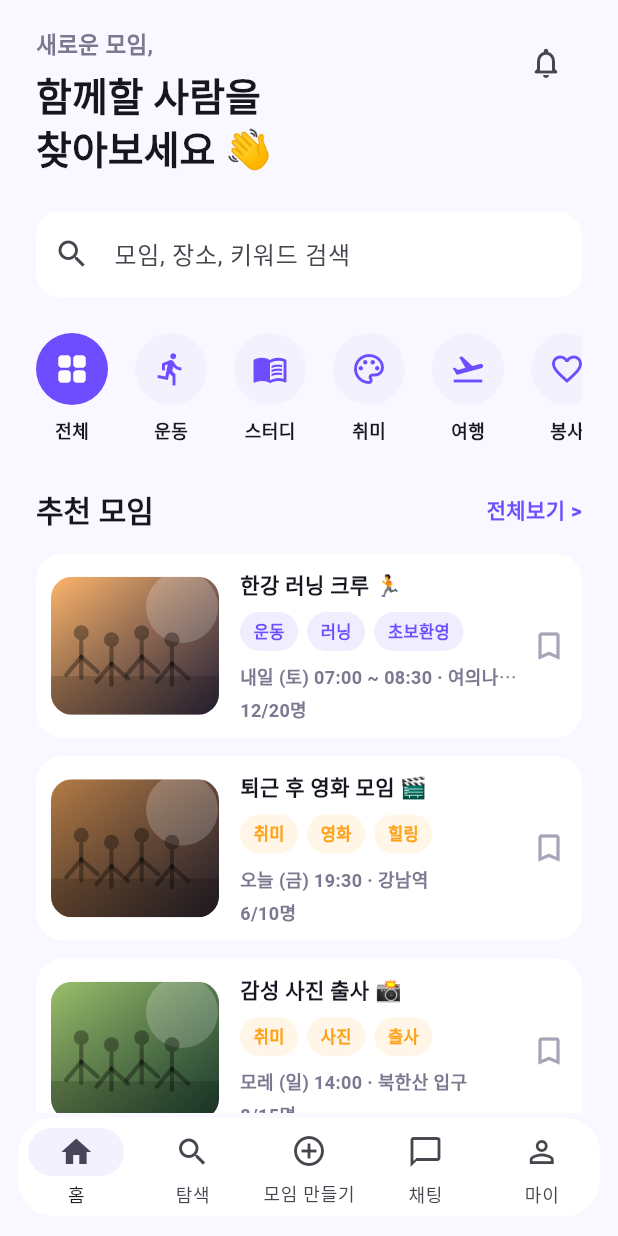
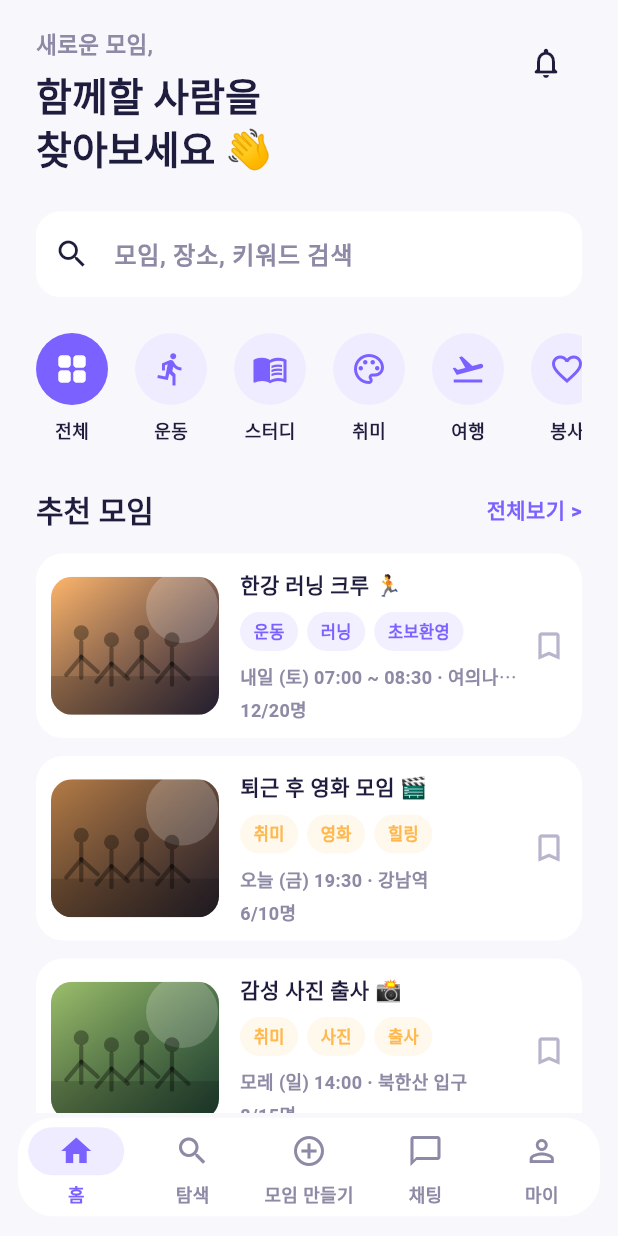
Before and after one commit to taemin3/meetple-app, a Flutter app: the screen it shows after launch, on a phone screen of 412 x 824 dp. Run offline on Flutter 3.47's test engine with Material 3 defaults, Android fonts, the phone set to English and light mode, and no system bars; Roboto replaces fonts that are missing (Pretendard).

Commit message:
feat: 앱 테마 기본 세팅 추가

```diff
--- a/lib/core/theme/app_colors.dart
+++ b/lib/core/theme/app_colors.dart
@@ -3,18 +3,26 @@
 class AppColors {
   const AppColors._();
 
-  static const canvas = Color(0xFFF9F7FF);
+  static const primary = Color(0xFF7B61FF);
+  static const secondary = Color(0xFFA78BFA);
+  static const accent = Color(0xFFF78BC7);
+
+  static const canvas = Color(0xFFF8F7FC);
   static const surface = Color(0xFFFFFFFF);
-  static const softSurface = Color(0xFFF4F1FF);
-  static const ink = Color(0xFF17151F);
-  static const muted = Color(0xFF7B7890);
-  static const subtle = Color(0xFFA8A4B7);
-  static const line = Color(0xFFE9E5F4);
-  static const primary = Color(0xFF6D4DFF);
-  static const primaryDark = Color(0xFF5735E8);
-  static const violet = Color(0xFF8B5CF6);
-  static const blue = Color(0xFF5D7BFF);
-  static const mint = Color(0xFF23C99A);
-  static const orange = Color(0xFFFFA21A);
-  static const pink = Color(0xFFFF7AA7);
+  static const softSurface = Color(0xFFF0ECFF);
+  static const ink = Color(0xFF1F1D3D);
+  static const muted = Color(0xFF8C8AA5);
+  static const subtle = Color(0xFFB7B4CC);
+  static const line = Color(0xFFE7E3F2);
+
+  static const success = Color(0xFF6DDC91);
+  static const warning = Color(0xFFFFB84D);
+  static const error = Color(0xFFFF6B81);
+
+  static const primaryDark = Color(0xFF624BE8);
+  static const violet = secondary;
+  static const blue = secondary;
+  static const mint = success;
+  static const orange = warning;
+  static const pink = accent;
 }
--- a/lib/core/theme/app_theme.dart
+++ b/lib/core/theme/app_theme.dart
@@ -5,14 +5,36 @@
 class AppTheme {
   const AppTheme._();
 
+  static const fontFamily = 'Pretendard';
+
   static ThemeData light() {
     return ThemeData(
       useMaterial3: true,
-      colorScheme: ColorScheme.fromSeed(
-        seedColor: AppColors.primary,
-        brightness: Brightness.light,
+      fontFamily: fontFamily,
+      colorScheme: const ColorScheme.light(
+        primary: AppColors.primary,
+        onPrimary: Colors.white,
+        primaryContainer: AppColors.softSurface,
+        onPrimaryContainer: AppColors.ink,
+        secondary: AppColors.secondary,
+        onSecondary: Colors.white,
+        secondaryContainer: AppColors.softSurface,
+        onSecondaryContainer: AppColors.ink,
+        tertiary: AppColors.accent,
+        onTertiary: Colors.white,
+        error: AppColors.error,
+        onError: Colors.white,
+        surface: AppColors.surface,
+        onSurface: AppColors.ink,
+        outline: AppColors.line,
+        outlineVariant: AppColors.line,
       ),
       scaffoldBackgroundColor: AppColors.canvas,
+      textTheme: ThemeData.light().textTheme.apply(
+            fontFamily: fontFamily,
+            bodyColor: AppColors.ink,
+            displayColor: AppColors.ink,
+          ),
       appBarTheme: const AppBarTheme(
         centerTitle: false,
         backgroundColor: AppColors.canvas,
@@ -20,8 +42,29 @@
         elevation: 0,
         surfaceTintColor: Colors.transparent,
       ),
+      navigationBarTheme: NavigationBarThemeData(
+        backgroundColor: AppColors.surface,
+        indicatorColor: AppColors.softSurface,
+        surfaceTintColor: Colors.transparent,
+        labelTextStyle: WidgetStateProperty.resolveWith((states) {
+          final selected = states.contains(WidgetState.selected);
+
+          return TextStyle(
+            color: selected ? AppColors.primary : AppColors.muted,
+            fontSize: 12,
+            fontWeight: selected ? FontWeight.w800 : FontWeight.w700,
+          );
+        }),
+        iconTheme: WidgetStateProperty.resolveWith((states) {
+          final selected = states.contains(WidgetState.selected);
+
+          return IconThemeData(
+            color: selected ? AppColors.primary : AppColors.muted,
+          );
+        }),
+      ),
       cardTheme: CardTheme(
-        color: Colors.white,
+        color: AppColors.surface,
         elevation: 0,
         margin: EdgeInsets.zero,
         shape: RoundedRectangleBorder(
@@ -31,10 +74,14 @@
       ),
       inputDecorationTheme: InputDecorationTheme(
         filled: true,
-        fillColor: Colors.white,
+        fillColor: AppColors.surface,
         contentPadding: const EdgeInsets.symmetric(
           horizontal: 18,
           vertical: 16,
+        ),
+        hintStyle: const TextStyle(
+          color: AppColors.muted,
+          fontWeight: FontWeight.w600,
         ),
         border: OutlineInputBorder(
           borderRadius: BorderRadius.circular(18),
@@ -52,6 +99,7 @@
           ),
         ),
       ),
+      iconTheme: const IconThemeData(color: AppColors.ink),
       filledButtonTheme: FilledButtonThemeData(
         style: FilledButton.styleFrom(
           backgroundColor: AppColors.primary,
@@ -63,6 +111,20 @@
           textStyle: const TextStyle(fontWeight: FontWeight.w800),
         ),
       ),
+      textButtonTheme: TextButtonThemeData(
+        style: TextButton.styleFrom(
+          foregroundColor: AppColors.primary,
+          textStyle: const TextStyle(fontWeight: FontWeight.w800),
+        ),
+      ),
+      floatingActionButtonTheme: const FloatingActionButtonThemeData(
+        backgroundColor: AppColors.primary,
+        foregroundColor: Colors.white,
+      ),
+      dividerTheme: const DividerThemeData(
+        color: AppColors.line,
+        thickness: 1,
+      ),
     );
   }
 }
--- a/lib/widgets/primary_gradient_button.dart
+++ b/lib/widgets/primary_gradient_button.dart
@@ -19,7 +19,7 @@
     return DecoratedBox(
       decoration: BoxDecoration(
         gradient: const LinearGradient(
-          colors: [AppColors.primary, AppColors.primaryDark],
+          colors: [AppColors.primary, AppColors.secondary],
         ),
         borderRadius: BorderRadius.circular(16),
         boxShadow: [
--- a/pubspec.yaml
+++ b/pubspec.yaml
@@ -59,6 +59,11 @@
   # the material Icons class.
   uses-material-design: true
 
+  fonts:
+    - family: Pretendard
+      fonts:
+        - asset: assets/fonts/PretendardVariable.ttf
+
   # To add assets to your application, add an assets section, like this:
   # assets:
   #   - images/a_dot_burr.jpeg
```
Also changed, not shown: assets/fonts/Pretendard-LICENSE.txt (added, +94 -0 lines), 2 other files.
